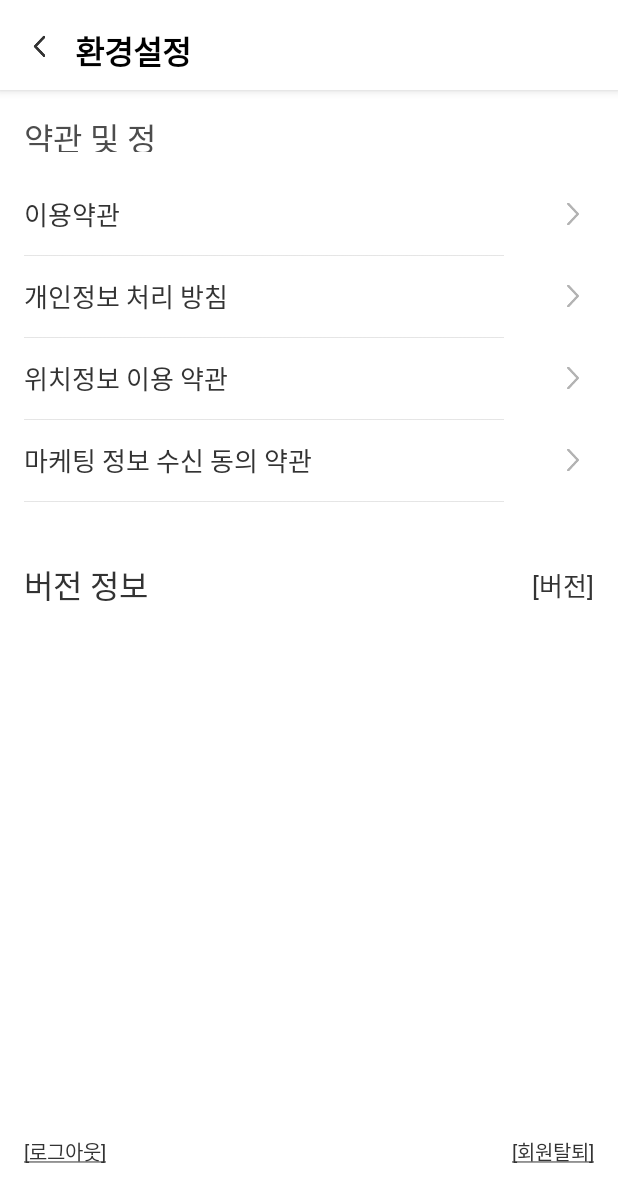
After one commit to Romantic-Yeojido/frontend, an Android app: the layout activity_settings.xml on its own in the app's theme, with its tools: preview values and no code run, on a phone screen of 412 x 824 dp. The commit adds this screen. Shown: the top 1202 px of the screen. Run offline under Robolectric (Android 15) with nearby library versions, the phone set to English and light mode, and no system bars.

Commit message:
Feat: 환경설정 UI 구현

```diff
--- a/app/src/main/java/com/example/romanticyeojido/ui/memoryPost/SpinnerAdapter.kt
+++ b/app/src/main/java/com/example/romanticyeojido/ui/memoryPost/CustomSpinnerAdapter.kt
@@ -10,7 +10,7 @@ import com.example.romanticyeojido.R
 import com.example.romanticyeojido.databinding.ItemSpinnerDropdownBinding
 import com.example.romanticyeojido.databinding.ItemSpinnerDefaultBinding
 
-class SpinnerAdapter(
+class CustomSpinnerAdapter(
     context: Context,
     private val items: List<String>
 ) : ArrayAdapter<String>(context, 0, items) {
--- a/app/src/main/java/com/example/romanticyeojido/ui/memoryPost/MemoryPostActivity.kt
+++ b/app/src/main/java/com/example/romanticyeojido/ui/memoryPost/MemoryPostActivity.kt
@@ -26,13 +26,13 @@ class MemoryPostActivity: AppCompatActivity() {
         setContentView(binding.root)
 
         //Spinner Adapter 초기화
-        val yearAdapter = SpinnerAdapter(this, years)
+        val yearAdapter = CustomSpinnerAdapter(this, years)
         binding.postYearOptionDd.adapter = yearAdapter
 
-        val monthAdapter = SpinnerAdapter(this, months)
+        val monthAdapter = CustomSpinnerAdapter(this, months)
         binding.postMonthOptionDd.adapter = monthAdapter
 
-        val dayAdapter = SpinnerAdapter(this, days)
+        val dayAdapter = CustomSpinnerAdapter(this, days)
         binding.postDayOptionDd.adapter = dayAdapter
 
         //Spinner 이벤트 처리
--- /dev/null
+++ b/app/src/main/res/layout/activity_settings.xml
@@ -0,0 +1,294 @@
+<?xml version="1.0" encoding="utf-8"?>
+<androidx.constraintlayout.widget.ConstraintLayout xmlns:android="http://schemas.android.com/apk/res/android"
+    xmlns:app="http://schemas.android.com/apk/res-auto"
+    android:layout_width="match_parent"
+    android:layout_height="match_parent">
+
+    <!-- 상단 바 -->
+    <androidx.constraintlayout.widget.ConstraintLayout
+        android:id="@+id/topBar"
+        android:layout_width="match_parent"
+        android:layout_height="60dp"
+        app:layout_constraintTop_toTopOf="parent"
+
+        android:elevation="4dp"
+        android:background="@color/G000">
+
+        <!-- 뒤로가기 버튼 -->
+        <ImageButton
+            android:id="@+id/btnBack"
+            android:layout_width="8dp"
+            android:layout_height="17dp"
+            android:background="@color/transparent"
+            android:scaleType="centerInside"
+            android:src="@drawable/ic_back"
+            android:layout_marginTop="22dp"
+            android:layout_marginStart="22dp"
+            app:layout_constraintStart_toStartOf="parent"
+            app:layout_constraintTop_toTopOf="parent" />
+
+        <!-- 상단 타이틀 -->
+        <TextView
+            android:id="@+id/tvTitle"
+            android:layout_width="wrap_content"
+            android:layout_height="wrap_content"
+            android:text="@string/settings_title"
+            android:fontFamily="@font/pretendard_bold"
+            android:textColor="@color/G900"
+            android:textSize="21sp"
+            android:textStyle="bold"
+            android:layout_marginTop="17dp"
+            android:layout_marginStart="20dp"
+            app:layout_constraintStart_toEndOf="@id/btnBack"
+            app:layout_constraintTop_toTopOf="parent" />
+    </androidx.constraintlayout.widget.ConstraintLayout>
+
+    <!-- 스크롤 뷰 -->
+    <ScrollView
+        android:id="@+id/scrollView"
+        android:layout_width="match_parent"
+        android:layout_height="0dp"
+        android:background="@color/G000"
+        app:layout_constraintTop_toBottomOf="@id/topBar"
+        app:layout_constraintBottom_toBottomOf="parent">
+
+        <LinearLayout
+            android:layout_width="match_parent"
+            android:layout_height="match_parent"
+            android:orientation="vertical"
+            android:padding="16dp">
+
+            <!-- 약관 및 정책 -->
+
+            <TextView
+                android:id="@+id/policy_title"
+                android:layout_width="101dp"
+                android:layout_height="25dp"
+                android:fontFamily="@font/pretendard_bold"
+                android:text="@string/policy_title"
+                android:textColor="@color/G700"
+                android:textSize="21sp" />
+
+            <LinearLayout
+                android:layout_width="match_parent"
+                android:layout_height="match_parent"
+                android:orientation="vertical"
+                android:layout_marginTop="20dp">
+
+                <!-- 이용약관 -->
+                <LinearLayout
+                    android:layout_width="match_parent"
+                    android:layout_height="wrap_content"
+                    android:orientation="horizontal"
+                    android:gravity="center_vertical"
+                    android:paddingVertical="8dp">
+
+                    <TextView
+                        android:layout_width="0dp"
+                        android:layout_height="wrap_content"
+                        android:layout_weight="1"
+                        android:text="@string/terms_of_service"
+                        android:textSize="17sp"
+                        android:fontFamily="@font/pretendard_medium"
+                        android:textColor="@color/G800" />
+
+                    <ImageView
+                        android:layout_width="8dp"
+                        android:layout_height="17dp"
+                        android:src="@drawable/ic_expand"
+                        android:contentDescription="@string/terms_of_service"
+                        app:tint="@color/G300"
+                        android:layout_marginEnd="10dp"/>
+                </LinearLayout>
+
+                <!-- 구분선 -->
+                <ImageView
+                    android:layout_width="320dp"
+                    android:layout_height="1dp"
+                    android:src="@drawable/ic_divider"
+                    android:contentDescription="@string/terms_of_service"
+                    app:tint="@color/G200"
+                    android:layout_marginTop="5dp"
+                    android:layout_marginBottom="5dp"/>
+
+                <!-- 개인정보 처리 방침 -->
+                <LinearLayout
+                    android:layout_width="match_parent"
+                    android:layout_height="wrap_content"
+                    android:orientation="horizontal"
+                    android:gravity="center_vertical"
+                    android:paddingVertical="8dp">
+
+                    <TextView
+                        android:layout_width="0dp"
+                        android:layout_height="wrap_content"
+                        android:layout_weight="1"
+                        android:text="@string/privacy_policy"
+                        android:textSize="17sp"
+                        android:fontFamily="@font/pretendard_medium"
+                        android:textColor="@color/G800" />
+
+                    <ImageView
+                        android:layout_width="8dp"
+                        android:layout_height="17dp"
+                        android:src="@drawable/ic_expand"
+                        android:contentDescription="@string/terms_of_service"
+                        app:tint="@color/G300"
+                        android:layout_marginEnd="10dp"/>
+                </LinearLayout>
+
+                <!-- 구분선 -->
+                <ImageView
+                    android:layout_width="320dp"
+                    android:layout_height="1dp"
+                    android:src="@drawable/ic_divider"
+                    android:contentDescription="@string/terms_of_service"
+                    app:tint="@color/G200"
+                    android:layout_marginTop="5dp"
+                    android:layout_marginBottom="5dp"/>
+
+                <!-- 위치정보 이용 약관 -->
+                <LinearLayout
+                    android:layout_width="match_parent"
+                    android:layout_height="wrap_content"
+                    android:orientation="horizontal"
+                    android:gravity="center_vertical"
+                    android:paddingVertical="8dp">
+
+                    <TextView
+                        android:layout_width="0dp"
+                        android:layout_height="wrap_content"
+                        android:layout_weight="1"
+                        android:text="@string/location_terms"
+                        android:textSize="17sp"
+                        android:fontFamily="@font/pretendard_medium"
+                        android:textColor="@color/G800" />
+
+                    <ImageView
+                        android:layout_width="8dp"
+                        android:layout_height="17dp"
+                        android:src="@drawable/ic_expand"
+                        android:contentDescription="@string/terms_of_service"
+                        app:tint="@color/G300"
+                        android:layout_marginEnd="10dp"/>
+                </LinearLayout>
+
+                <!-- 구분선 -->
+                <ImageView
+                    android:layout_width="320dp"
+                    android:layout_height="1dp"
+                    android:src="@drawable/ic_divider"
+                    android:contentDescription="@string/terms_of_service"
+                    app:tint="@color/G200"
+                    android:layout_marginTop="5dp"
+                    android:layout_marginBottom="5dp"/>
+
+                <!-- 마케팅 정보 수신 동의 약관 -->
+                <LinearLayout
+                    android:layout_width="match_parent"
+                    android:layout_height="wrap_content"
+                    android:orientation="horizontal"
+                    android:gravity="center_vertical"
+                    android:paddingVertical="8dp">
+
+                    <TextView
+                        android:layout_width="0dp"
+                        android:layout_height="wrap_content"
+                        android:layout_weight="1"
+                        android:text="@string/marketing_agreement"
+                        android:textSize="17sp"
+                        android:fontFamily="@font/pretendard_medium"
+                        android:textColor="@color/G800" />
+
+                    <ImageView
+                        android:layout_width="8dp"
+                        android:layout_height="17dp"
+                        android:src="@drawable/ic_expand"
+                        android:contentDescription="@string/terms_of_service"
+                        app:tint="@color/G300"
+                        android:layout_marginEnd="10dp"/>
+                </LinearLayout>
+
+                <!-- 구분선 -->
+                <ImageView
+                    android:layout_width="320dp"
+                    android:layout_height="1dp"
+                    android:src="@drawable/ic_divider"
+                    android:contentDescription="@string/terms_of_service"
+                    app:tint="@color/G200"
+                    android:layout_marginTop="5dp"
+                    android:layout_marginBottom="5dp"/>
+            </LinearLayout>
+
+            <!-- 버전 정보 -->
+            <LinearLayout
+                android:layout_width="match_parent"
+                android:layout_height="40dp"
+                android:orientation="horizontal"
+                android:gravity="center_vertical"
+                android:layout_marginTop="30dp">
+
+                <TextView
+                    android:layout_width="0dp"
+                    android:layout_height="wrap_content"
+                    android:layout_weight="1"
+                    android:text="@string/version_info"
+                    android:fontFamily="@font/pretendard_bold"
+                    android:textSize="21sp"
+                    android:textColor="@color/G800" />
+
+                <TextView
+                    android:layout_width="wrap_content"
+                    android:layout_height="wrap_content"
+                    android:text="@string/version_placeholder"
+                    android:textColor="@color/G800"
+                    android:fontFamily="@font/pretendard_medium"
+                    android:textSize="17sp"
+                    android:layout_gravity="center_vertical" />
+            </LinearLayout>
+                </LinearLayout>
+    </ScrollView>
+
+    <androidx.constraintlayout.widget.ConstraintLayout
+        android:layout_width="match_parent"
+        android:layout_height="match_parent"
+        android:layout_marginBottom="30dp"
+        android:layout_gravity="bottom">
+
+        <!-- 하단 버튼 -->
+        <LinearLayout
+            android:layout_width="0dp"
+            android:layout_height="wrap_content"
+            android:orientation="horizontal"
+            android:padding="16dp"
+            app:layout_constraintBottom_toBottomOf="parent"
+            app:layout_constraintEnd_toEndOf="parent"
+            app:layout_constraintStart_toStartOf="parent">
+
+            <!-- 왼쪽 텍스트 -->
+            <TextView
+                android:id="@+id/tv_logout"
+                android:layout_width="0dp"
+                android:layout_height="wrap_content"
+                android:layout_weight="1"
+                android:fontFamily="@font/pretendard_medium"
+                android:gravity="start"
+                android:text="@string/logout"
+                android:textColor="@color/G800"
+                android:textSize="13sp" />
+
+            <!-- 오른쪽 텍스트 -->
+            <TextView
+                android:id="@+id/tv_delete_account"
+                android:layout_width="0dp"
+                android:layout_height="wrap_content"
+                android:layout_weight="1"
+                android:fontFamily="@font/pretendard_medium"
+                android:gravity="end"
+                android:text="@string/delete_account"
+                android:textColor="@color/G800"
+                android:textSize="13sp" />
+        </LinearLayout>
+
+    </androidx.constraintlayout.widget.ConstraintLayout>
+</androidx.constraintlayout.widget.ConstraintLayout>
--- a/app/src/main/res/values/strings.xml
+++ b/app/src/main/res/values/strings.xml
@@ -20,11 +20,10 @@
     <!-- 로딩 화면 -->
     <string name="loadingText">가장 적합한 낭만을 찾고 있어요..</string>>
 
-
     <!-- 스플래시 화면 -->
     <string name="splashSlogan">나만의 추억 지도 서비스</string>>
 
-    <!--    추억 등록하기 Strings-->
+    <!-- 추억 등록하기 화면 -->
     <string name="post_activity_title">추억 등록하기</string>
     <string name="scrollview_description">스크롤뷰</string>
     <string name="title_placeholder">추억 명을 입력해주세요.</string>
@@ -33,5 +32,16 @@
     <string name="content_error">내용을 입력해주세요.</string>
     <string name="register_btn_text">추억 등록하기</string>
 
+    <!-- 환경설정 화면 -->
+    <string name="settings_title">환경설정</string>
+    <string name="policy_title">약관 및 정책</string>
+    <string name="terms_of_service">이용약관</string>
+    <string name="privacy_policy">개인정보 처리 방침</string>
+    <string name="location_terms">위치정보 이용 약관</string>
+    <string name="marketing_agreement">마케팅 정보 수신 동의 약관</string>
+    <string name="version_info">버전 정보</string>
+    <string name="version_placeholder">[버전]</string>
+    <string name="logout"><u>[로그아웃]</u></string>
+    <string name="delete_account"><u>[회원탈퇴]</u></string>
 
 </resources>
```
Also changed, not shown: app/src/main/res/drawable/ic_divider.png (added), app/src/main/res/drawable/ic_expand.png (added).
